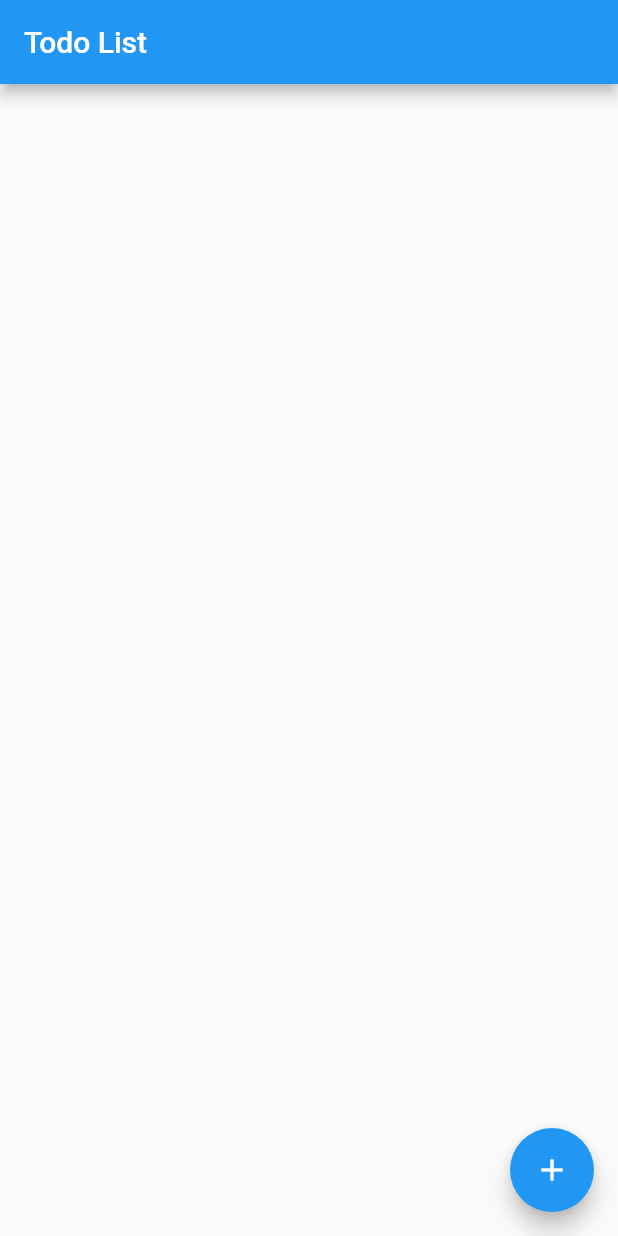
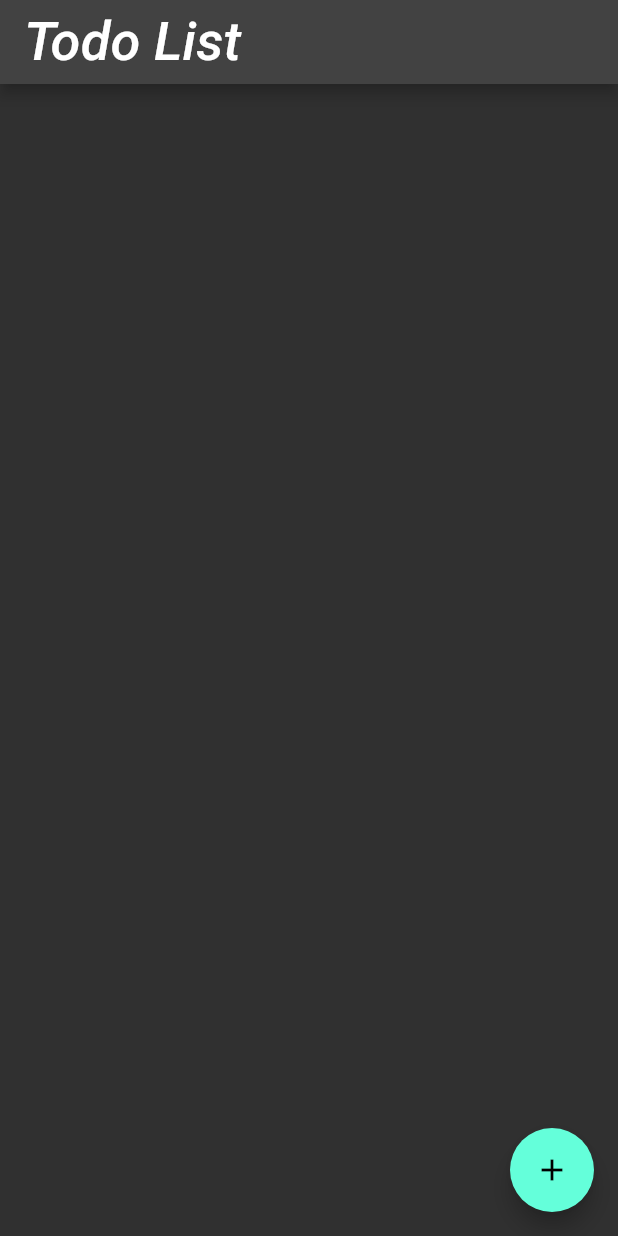
Before and after one commit to Ad0rableTrooper/Ad0rable-Todo-App, a Flutter app: the screen it shows after launch, on a phone screen of 412 x 824 dp. Run offline on Flutter 3.47's test engine with Material 2 defaults, Android fonts, the phone set to English and light mode, and no system bars.

Commit message:
Adding theme data

```diff
--- a/flutter_todo/lib/main.dart
+++ b/flutter_todo/lib/main.dart
@@ -7,11 +7,26 @@ class TodoApp extends StatelessWidget {
 
   @override
   Widget build(BuildContext context) {
-    return const MaterialApp(
+    return MaterialApp(
       title: 'Ad0rable Todo List',
+      theme: ThemeData(
+      // Define the default brightness and colors.
+      brightness: Brightness.dark,
+      primaryColor: Colors.lightBlue[800],
+
+      // Define the default font family.
+      fontFamily: 'Roboto',
+
+      // Define the default `TextTheme`. Use this to specify the default
+      // text styling for headlines, titles, bodies of text, and more.
+      textTheme: const TextTheme(
+        displayLarge: TextStyle(fontSize: 72.0, fontWeight: FontWeight.bold),
+        titleLarge: TextStyle(fontSize: 36.0, fontStyle: FontStyle.italic),
+        bodyMedium: TextStyle(fontSize: 14.0, fontFamily: 'Roboto'),
+      ),),
       debugShowCheckedModeBanner: false,
       themeMode: ThemeMode.dark,
-      home: TodoList()
+      home: const TodoList()
     );
   }
 }
@@ -40,6 +55,7 @@ class TodoListState extends State<TodoList> {
       appBar: AppBar(
       title: const Text('Todo List')
     ),
+
     body: _buildTodoList(),
     floatingActionButton: FloatingActionButton(
       onPressed: _pushAddTodoScreen, // pressing this button now opens the new screen
```
